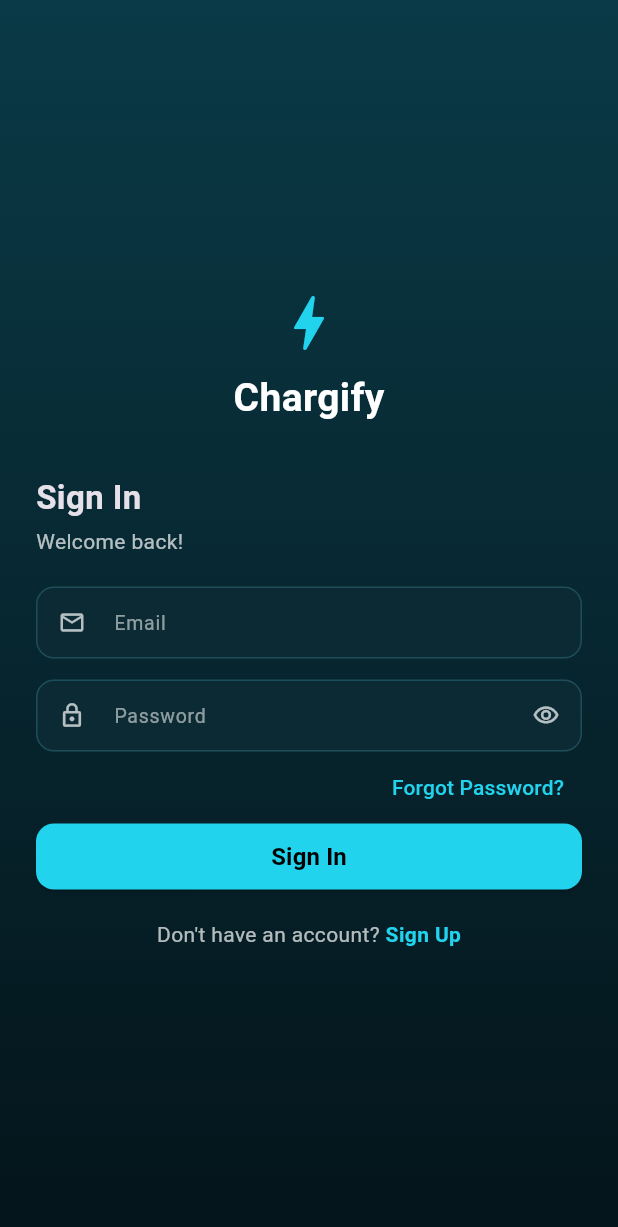
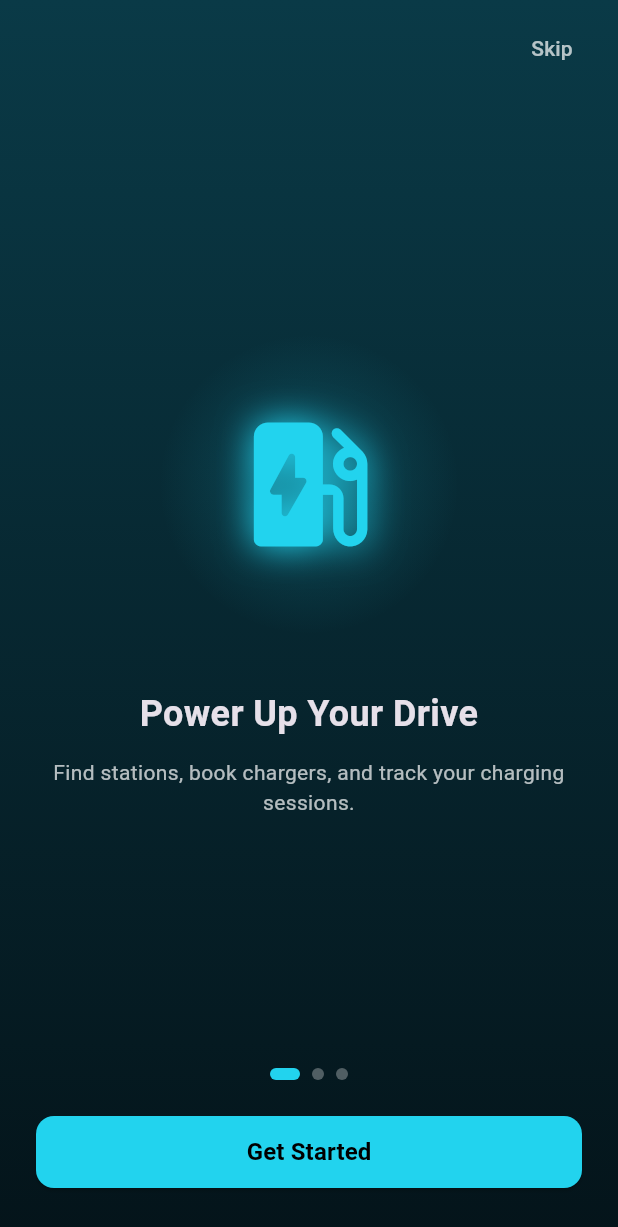
Before and after one commit to joudjeza9-boop/ChargeSpot, a Flutter app: the screen it shows after launch, on a phone screen of 412 x 824 dp. Shown: the top 1227 px of the screen. Run offline on Flutter 3.47's test engine with Material 3 defaults, Android fonts, the phone set to English and light mode, and no system bars.

Commit message:
Add splash and onboarding screens

```diff
--- a/lib/features/auth/auth_screen.dart
+++ b/lib/features/auth/auth_screen.dart
@@ -3,16 +3,14 @@ import 'package:flutter/material.dart';
 
 import '../home/home_screen.dart';
 
-// ملاحظة: التخزين هنا مؤقت (بالذاكرة) للتجربة على المتصفح.
-// على الجوال استخدم flutter_secure_storage بدله.
 
-const appName = 'Chargify'; // غيّرها إلى ChargeSpot إذا هذا الاسم النهائي
+const appName = 'Chargify';
 const kCyan = Color(0xFF22D3EE);
 const kFieldBg = Color(0xFF0B2A33);
 const kBorder = Color(0xFF1E4D5A);
 
-// ======================= Auth Service (S34) =======================
-// التوكن والدور يتخزنون في مخزن آمن (Keychain / Keystore)
+// ======================= Auth Service =======================
+
 
 class AuthResult {
   final String token;
@@ -29,7 +27,7 @@ class AuthService {
   static final Map<String, String> _storage = {};
 
   Future<AuthResult> signIn(String email, String password) async {
-    // TODO: استبدلها بنداء الـ Backend الحقيقي (POST /auth/login)
+
     await Future.delayed(const Duration(seconds: 1));
     return AuthResult('demo-token', 'driver');
   }
@@ -40,8 +38,7 @@ class AuthService {
     required String phone,
     required String password,
   }) async {
-    // TODO: استبدلها بنداء الـ Backend الحقيقي (POST /auth/register)
-    // الدور يتحدد دايمًا driver في تطبيق السائق
+
     await Future.delayed(const Duration(seconds: 1));
     return AuthResult('demo-token', 'driver');
   }
@@ -137,7 +134,7 @@ class _AuthScreenState extends State<AuthScreen> {
               password: _passCtrl.text,
             );
 
-      // Role-Based Access Control (S30): تطبيق السائق للسائقين فقط
+      // Role-Based Access Control تطبيق السائق للسائقين فقط
       if (result.role != 'driver') {
         throw AuthException('This app is for drivers only');
       }
@@ -207,7 +204,7 @@ class _AuthScreenState extends State<AuthScreen> {
         child: SafeArea(
           child: Center(
             child: SingleChildScrollView(
-              // على الشاشات العريضة: الفورم بعرض ثابت 380 وفي الوسط
+
               padding: EdgeInsets.symmetric(
                 horizontal: MediaQuery.of(context).size.width > 428
                     ? (MediaQuery.of(context).size.width - 380) / 2
@@ -399,5 +396,5 @@ class _AuthScreenState extends State<AuthScreen> {
         ),
       ),
     );
-  }
+    }
 }
--- /dev/null
+++ b/lib/features/onboarding/onboarding_screen.dart
@@ -0,0 +1,203 @@
+import 'package:flutter/material.dart';
+
+import '../auth/auth_screen.dart';
+
+class _OnboardPage {
+  final IconData icon;
+  final String title;
+  final String subtitle;
+
+  const _OnboardPage({
+    required this.icon,
+    required this.title,
+    required this.subtitle,
+  });
+}
+
+// صفحات التعريف (النقاط الثلاث بالتصميم)
+const _pages = <_OnboardPage>[
+  _OnboardPage(
+    icon: Icons.ev_station_rounded,
+    title: 'Power Up Your Drive',
+    subtitle: 'Find stations, book chargers, and track your charging sessions.',
+  ),
+  _OnboardPage(
+    icon: Icons.map_rounded,
+    title: 'Find Stations Nearby',
+    subtitle: 'Search and filter charging stations close to you in seconds.',
+  ),
+  _OnboardPage(
+    icon: Icons.calendar_month_rounded,
+    title: 'Book & Track',
+    subtitle: 'Reserve a charger and follow your charging session live.',
+  ),
+];
+
+/// Onboarding: تعريف بالتطبيق مع Skip و Get Started
+class OnboardingScreen extends StatefulWidget {
+  const OnboardingScreen({super.key});
+
+  @override
+  State<OnboardingScreen> createState() => _OnboardingScreenState();
+}
+
+class _OnboardingScreenState extends State<OnboardingScreen> {
+  final _controller = PageController();
+  int _index = 0;
+
+  @override
+  void dispose() {
+    _controller.dispose();
+    super.dispose();
+  }
+
+  void _goToAuth() {
+    Navigator.of(context).pushReplacement(
+      MaterialPageRoute(builder: (_) => const AuthScreen()),
+    );
+  }
+
+  @override
+  Widget build(BuildContext context) {
+    return Scaffold(
+      body: Container(
+        decoration: const BoxDecoration(
+          gradient: LinearGradient(
+            begin: Alignment.topCenter,
+            end: Alignment.bottomCenter,
+            colors: [Color(0xFF0A3A47), Color(0xFF04141A)],
+          ),
+        ),
+        child: SafeArea(
+          child: Center(
+            child: ConstrainedBox(
+              constraints: const BoxConstraints(maxWidth: 420),
+              child: Column(
+                children: [
+                  // Skip
+                  Align(
+                    alignment: Alignment.centerRight,
+                    child: Padding(
+                      padding: const EdgeInsets.only(top: 8, right: 12),
+                      child: TextButton(
+                        onPressed: _goToAuth,
+                        child: const Text(
+                          'Skip',
+                          style: TextStyle(color: Colors.white70),
+                        ),
+                      ),
+                    ),
+                  ),
+
+                  // الصفحات (تتحرك بالسحب)
+                  Expanded(
+                    child: PageView.builder(
+                      controller: _controller,
+                      itemCount: _pages.length,
+                      onPageChanged: (i) => setState(() => _index = i),
+                      itemBuilder: (_, i) => _PageContent(page: _pages[i]),
+                    ),
+                  ),
+
+                  // النقاط
+                  Row(
+                    mainAxisAlignment: MainAxisAlignment.center,
+                    children: [
+                      for (var i = 0; i < _pages.length; i++)
+                        AnimatedContainer(
+                          duration: const Duration(milliseconds: 250),
+                          margin: const EdgeInsets.symmetric(horizontal: 4),
+                          width: i == _index ? 20 : 8,
+                          height: 8,
+                          decoration: BoxDecoration(
+                            color: i == _index
+                                ? kCyan
+                                : const Color(0x4DFFFFFF),
+                            borderRadius: BorderRadius.circular(4),
+                          ),
+                        ),
+                    ],
+                  ),
+                  const SizedBox(height: 24),
+
+                  // Get Started
+                  Padding(
+                    padding: const EdgeInsets.symmetric(horizontal: 24),
+                    child: SizedBox(
+                      width: double.infinity,
+                      height: 48,
+                      child: ElevatedButton(
+                        onPressed: _goToAuth,
+                        style: ElevatedButton.styleFrom(
+                          backgroundColor: kCyan,
+                          foregroundColor: Colors.black,
+                          shape: RoundedRectangleBorder(
+                            borderRadius: BorderRadius.circular(12),
+                          ),
+                        ),
+                        child: const Text(
+                          'Get Started',
+                          style: TextStyle(
+                              fontSize: 16, fontWeight: FontWeight.w600),
+                        ),
+                      ),
+                    ),
+                  ),
+                  const SizedBox(height: 32),
+                ],
+              ),
+            ),
+          ),
+        ),
+      ),
+    );
+  }
+}
+
+class _PageContent extends StatelessWidget {
+  final _OnboardPage page;
+
+  const _PageContent({required this.page});
+
+  @override
+  Widget build(BuildContext context) {
+    return Padding(
+      padding: const EdgeInsets.symmetric(horizontal: 28),
+      child: Column(
+        mainAxisAlignment: MainAxisAlignment.center,
+        children: [
+          // مكان صورة الشاحن (استبدلها بصورة من الـ assets)
+          Container(
+            width: 200,
+            height: 200,
+            alignment: Alignment.center,
+            decoration: const BoxDecoration(
+              shape: BoxShape.circle,
+              gradient: RadialGradient(
+                colors: [Color(0x3322D3EE), Color(0x0022D3EE)],
+              ),
+            ),
+            child: Icon(
+              page.icon,
+              size: 110,
+              color: kCyan,
+              shadows: const [Shadow(color: kCyan, blurRadius: 30)],
+            ),
+          ),
+          const SizedBox(height: 36),
+          Text(
+            page.title,
+            textAlign: TextAlign.center,
+            style: const TextStyle(fontSize: 24, fontWeight: FontWeight.bold),
+          ),
+          const SizedBox(height: 12),
+          Text(
+            page.subtitle,
+            textAlign: TextAlign.center,
+            style: const TextStyle(color: Colors.white70, height: 1.4),
+          ),
+        ],
+      ),
+    );
+  }
+}
--- a/lib/main.dart
+++ b/lib/main.dart
@@ -1,5 +1,5 @@
 import 'package:flutter/material.dart';
-
+import 'features/splash/splash_screen.dart';
 import 'features/auth/auth_screen.dart';
 
 void main() => runApp(const ChargifyApp());
@@ -13,7 +13,7 @@ class ChargifyApp extends StatelessWidget {
       title: appName,
       debugShowCheckedModeBanner: false,
       theme: ThemeData.dark(useMaterial3: true),
-      home: const AuthScreen(),
+      home: const SplashScreen(),
     );
   }
 }
```
Also changed, not shown: lib/features/home/home_screen.dart (+8 -8 lines), lib/features/splash/splash_screen.dart (added, +116 -0 lines), 1 other file.
